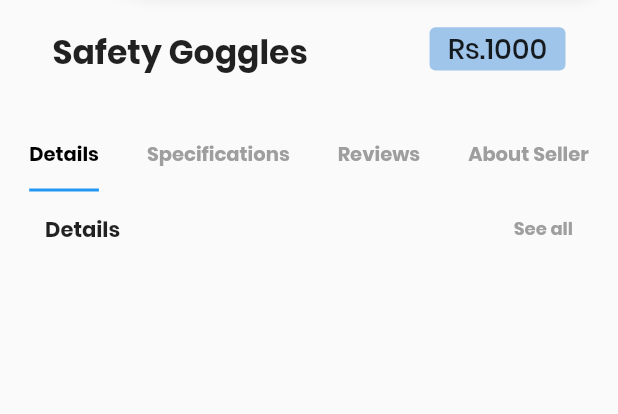
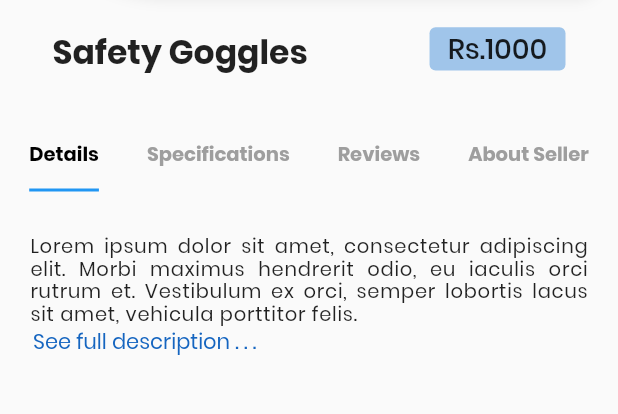
Before and after one commit to ProSiteGroup2/Group2, a Flutter app: the ItemDetails screen opened directly, on a phone screen of 412 x 824 dp, the part 573-987 px from its top. Run offline on Flutter 3.47's test engine with Material 2 defaults, Android fonts, the phone set to English and light mode, and no system bars.

Commit message:
details and spec sections

```diff
--- a/lib/main.dart
+++ b/lib/main.dart
@@ -15,8 +15,8 @@ class MyApp extends StatelessWidget {
   Widget build(BuildContext context) {
     return MaterialApp(
       debugShowCheckedModeBanner: false,
-      // home: HomeScreen(),
-      home: ItemDetails(),
+       home: HomeScreen(),
+     // home: ItemDetails(),
     );
   }
 }
--- a/lib/src/ui/item_details.dart
+++ b/lib/src/ui/item_details.dart
@@ -1,6 +1,7 @@
 import 'dart:ui';
 import 'package:flutter/material.dart';
 import 'package:hardware_new/common/size.dart';
+import 'package:url_launcher/url_launcher.dart';
 
 class ItemDetails extends StatefulWidget {
   const ItemDetails({ Key? key }) : super(key: key);
@@ -32,7 +33,8 @@ class _ItemDetailsState extends State<ItemDetails> with TickerProviderStateMixin
         ],
 
       ),
-      body: Container(
+      body: SafeArea(
+        child: SingleChildScrollView(
           child: Column(
             children: [
               Container(
@@ -118,15 +120,117 @@ class _ItemDetailsState extends State<ItemDetails> with TickerProviderStateMixin
                       controller: _tabController,
                       children: [
                               Container(
+                                margin: EdgeInsets.only( top: 15),
+                                child: Column(
+                                  children: [
+                                    Container(
+                                       width: kPropWidth(context, 1) - 32,
+                                        //height: kPropHeight(context, 0.4) - 32,
+                                        margin: EdgeInsets.only(left: 20,right: 20,top: 15),
+                                      child: Text(
+                                        "Lorem ipsum dolor sit amet, consectetur adipiscing elit. Morbi maximus hendrerit odio, eu iaculis orci rutrum et. Vestibulum ex orci, semper lobortis lacus sit amet, vehicula porttitor felis.",
+                                        textAlign: TextAlign.justify,
+                                        style: TextStyle(
+                                            fontFamily: "poppins",
+                                            fontSize: 13,
+                                            fontWeight: FontWeight.w400,
+                                            letterSpacing: 0.5,
+                                            height: 1.15),
+                                      ),
+                              ),
+                                    Container(
+                                      margin: EdgeInsets.only(left: 22,right: 15),
+                                      alignment: Alignment.topLeft,
+                                      child: new InkWell(
+
+                                          child: new Text('See full description . . .',style: TextStyle(fontFamily: "poppins",color: Colors.blue[800],),),
+                                          onTap: () => launch('https://www.youtube.com/')
+                                      ),)
+                              ],
+                          ),
+
+                        ),
+                              Container(
+                                margin: EdgeInsets.only( top: 15),
+                                child: Column(
+                                  children: [
+                                    Container(
+                                       width: kPropWidth(context, 1) - 32,
+                                        //height: kPropHeight(context, 0.4) - 32,
+                                        margin: EdgeInsets.only(left: 20,right: 20,top: 15),
+                                      child: Column(
+                                        crossAxisAlignment: CrossAxisAlignment.stretch,
+
+                                        children:  [
+
+                                              Padding(
+                                                padding: const EdgeInsets.all(5.0),
+                                                child: Text(
+                                                "Condition\t -",
+                                                textAlign: TextAlign.justify,
+                                                style: TextStyle(
+                                                    fontFamily: "poppins",
+                                                    fontSize: 14,
+                                                    fontWeight: FontWeight.w400,
+                                                    wordSpacing: 0.5,
+                                                    letterSpacing: 0.8,
+                                                    height: 1.15),
+                                            ),
+                                              ),
+                                            Padding(
+                                              padding: const EdgeInsets.all(5.0),
+                                              child: Text(
+                                                "Quantity\t -",
+                                                textAlign: TextAlign.justify,
+                                                style: TextStyle(
+                                                    fontFamily: "poppins",
+                                                    fontSize: 14,
+                                                    fontWeight: FontWeight.w400,
+                                                    wordSpacing: 0.5,
+                                                    letterSpacing: 0.8,
+                                                    height: 1.15),
+                                              ),
+                                            ),
+                                            Padding(
+                                              padding: const EdgeInsets.all(5.0),
+                                              child: Text(
+                                                "Model\t -",
+                                                textAlign: TextAlign.justify,
+                                                style: TextStyle(
+                                                    fontFamily: "poppins",
+                                                    fontSize: 14,
+                                                    fontWeight: FontWeight.w400,
+                                                    wordSpacing: 0.5,
+                                                    letterSpacing: 0.8,
+                                                    height: 1.15),
+                                              ),
+                                            ),
+
+                                        ],
+
+                                      ),
+                              ),
+                                    Container(
+                                      margin: EdgeInsets.only(left: 22,right: 15),
+                                      alignment: Alignment.topLeft,
+                                      child: new InkWell(
+
+                                          child: new Text('For more . . .',style: TextStyle(fontFamily: "poppins",color: Colors.blue[800],),),
+                                          onTap: () => launch('https://www.youtube.com/')
+                                      ),)
+                              ],
+                          ),
+
+                        ),
+                              Container(
                           margin: EdgeInsets.only(left: 30, top: 18),
                           child: Column(
                             children: [
                               Container(
-                              child: Row(
-                                  mainAxisAlignment: MainAxisAlignment.spaceBetween,
-                                  children: [
-                                    Text(
-                                      "Details",
+                                width: kPropWidth(context, 1) - 32,
+                                height: kPropHeight(context, 0.1) - 32,
+                                child: Text(
+                                  "Reviews",
                                   textAlign: TextAlign.left,
                                   style: TextStyle(
                                       fontFamily: "poppins",
@@ -134,20 +238,6 @@ class _ItemDetailsState extends State<ItemDetails> with TickerProviderStateMixin
                                       fontWeight: FontWeight.bold,
                                       height: 1.15),
                                 ),
-                                    Container(
-                                      padding: EdgeInsets.only(right: 30),
-                                      child: Text(
-                                        "See all",
-                                        textAlign: TextAlign.right,
-                                        style: TextStyle(
-                                            fontFamily: "poppins",
-                                            fontSize: 12,
-                                            fontWeight: FontWeight.bold,
-                                            color: Colors.grey,
-                                            height: 1),
-                                      ),
-                                    ),
-                                  ]),
                               ),
                               ],
                           ),
@@ -158,82 +248,9 @@ class _ItemDetailsState extends State<ItemDetails> with TickerProviderStateMixin
                           child: Column(
                             children: [
                               Container(
-                              child: Row(
-                                  mainAxisAlignment: MainAxisAlignment.spaceBetween,
-                                  children: [
-                                    Text(
-                                      "Spec",
-                                      textAlign: TextAlign.left,
-                                      style: TextStyle(
-                                          fontFamily: "poppins",
-                                          fontSize: 14,
-                                          fontWeight: FontWeight.bold,
-                                          height: 1.15),
-                                    ),
-                                    Container(
-                                      padding: EdgeInsets.only(right: 30),
+                                width: kPropWidth(context, 1) - 32,
+                                height: kPropHeight(context, 0.1) - 32,
                                 child: Text(
-                                        "See all",
-                                        textAlign: TextAlign.right,
-                                        style: TextStyle(
-                                            fontFamily: "poppins",
-                                            fontSize: 12,
-                                            fontWeight: FontWeight.bold,
-                                            color: Colors.grey,
-                                            height: 1),
-                                      ),
-                                    ),
-                                  ]),
-                            ),
-                            ],
-                        ),
-
-                      ),
-                            Container(
-                        margin: EdgeInsets.only(left: 30, top: 18),
-                        child: Column(
-                          children: [
-                            Container(
-                              child: Row(
-                                  mainAxisAlignment: MainAxisAlignment.spaceBetween,
-                                  children: [
-                                    Text(
-                                      "Reviews",
-                                      textAlign: TextAlign.left,
-                                      style: TextStyle(
-                                          fontFamily: "poppins",
-                                          fontSize: 14,
-                                          fontWeight: FontWeight.bold,
-                                          height: 1.15),
-                                    ),
-                                    Container(
-                                      padding: EdgeInsets.only(right: 30),
-                                      child: Text(
-                                        "See all",
-                                        textAlign: TextAlign.right,
-                                        style: TextStyle(
-                                            fontFamily: "poppins",
-                                            fontSize: 12,
-                                            fontWeight: FontWeight.bold,
-                                            color: Colors.grey,
-                                            height: 1),
-                                      ),
-                                    ),
-                                  ]),
-                            ),
-                            ],
-                        ),
-
-                      ),
-                            Container(
-                        margin: EdgeInsets.only(left: 30, top: 18),
-                        child: Column(
-                          children: [
-                            Container(
-                              child: Row(
-                                  mainAxisAlignment: MainAxisAlignment.spaceBetween,
-                                  children: [
-                                    Text(
                                   "About",
                                   textAlign: TextAlign.left,
                                   style: TextStyle(
@@ -242,20 +259,6 @@ class _ItemDetailsState extends State<ItemDetails> with TickerProviderStateMixin
                                       fontWeight: FontWeight.bold,
                                       height: 1.15),
                                 ),
-                                    Container(
-                                      padding: EdgeInsets.only(right: 30),
-                                      child: Text(
-                                        "See all",
-                                        textAlign: TextAlign.right,
-                                        style: TextStyle(
-                                            fontFamily: "poppins",
-                                            fontSize: 12,
-                                            fontWeight: FontWeight.bold,
-                                            color: Colors.grey,
-                                            height: 1),
-                                      ),
-                                    ),
-                                  ]),
                               ),
                               ],
                           ),
@@ -268,6 +271,7 @@ class _ItemDetailsState extends State<ItemDetails> with TickerProviderStateMixin
             ],
           ),
         ),
+      ),
 
 
     );
--- a/pubspec.yaml
+++ b/pubspec.yaml
@@ -34,6 +34,7 @@ dependencies:
   cached_network_image: ^2.0.0-rc
 
   equatable: ^1.2.5
+  url_launcher: ^6.0.10
 
 dev_dependencies:
   flutter_test:
```
Also changed, not shown: pubspec.lock. Lines whose indentation alone changed are shown as unchanged.
